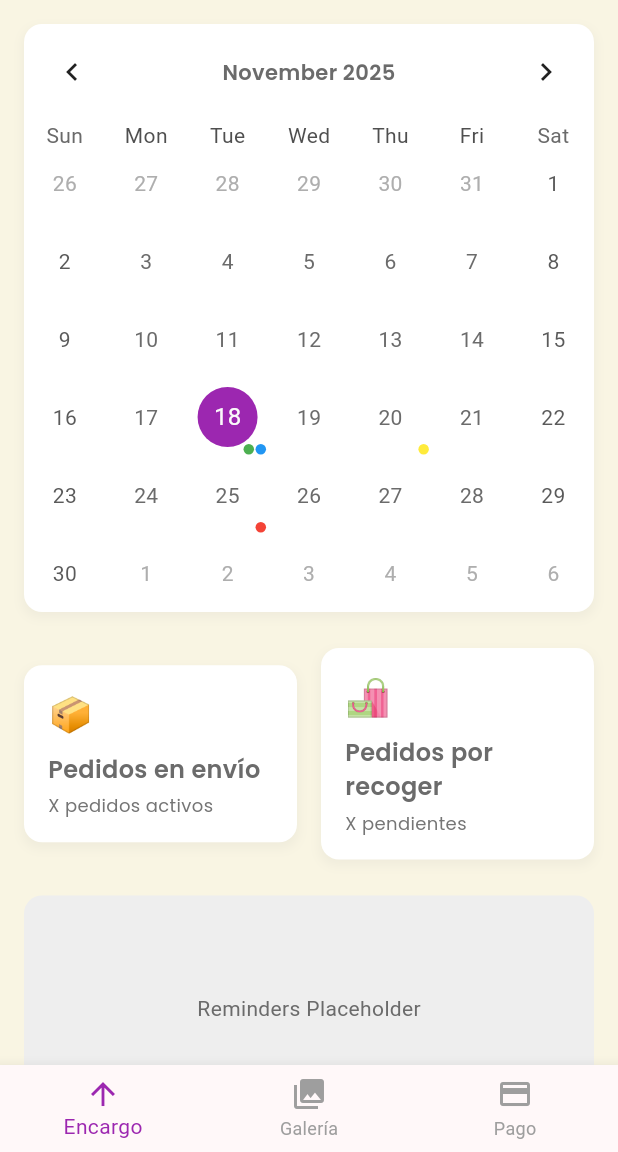
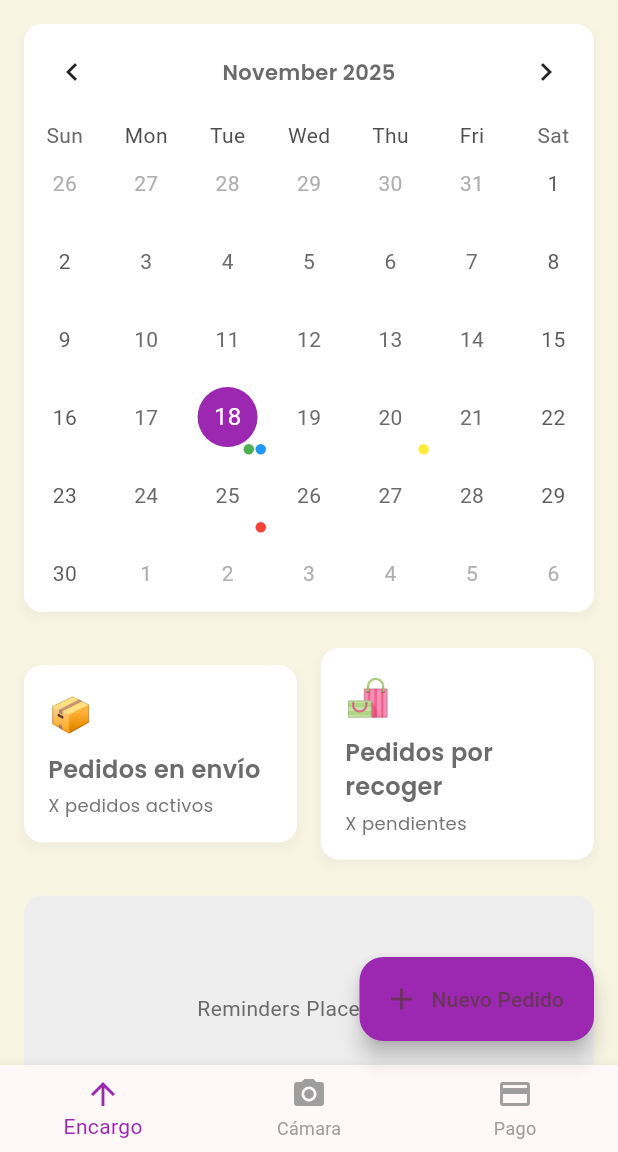
Before and after one commit to fatimacanche92-cpu/AZZUNACLON_1, a Flutter app: the HomePage screen opened by its route, on a phone screen of 412 x 824 dp, the part 84-1236 px from its top. Run offline on Flutter 3.47's test engine with Material 3 defaults, Android fonts, the phone set to English and light mode, and no system bars; drawn by our look-alikes of table_calendar; our stand-ins replace equatable, flutter_dotenv, flutter_riverpod, freezed_annotation, go_router, google_fonts and 6 more; missing offline and left inert: image_editor_plus; accounts and stored records are empty; generated files the repository leaves out were written again.

Commit message:
UI updates: Add back buttons and new order FAB

```diff
--- a/lib/features/encargo/encargo_home.dart
+++ b/lib/features/encargo/encargo_home.dart
@@ -12,6 +12,10 @@ class EncargoHomeScreen extends ConsumerWidget {
 
     return Scaffold(
       appBar: AppBar(
+        leading: IconButton(
+          icon: const Icon(Icons.arrow_back),
+          onPressed: () => context.pop(),
+        ),
         title: const Text('Crear Encargo'),
         actions: [
           TextButton(
--- a/lib/features/gallery/album_screen.dart
+++ b/lib/features/gallery/album_screen.dart
@@ -22,6 +22,10 @@ class AlbumScreen extends ConsumerWidget {
 
     return Scaffold(
       appBar: AppBar(
+        leading: IconButton(
+          icon: const Icon(Icons.arrow_back),
+          onPressed: () => Navigator.of(context).pop(),
+        ),
         title: Text(album.name),
       ),
       body: album.photos.isEmpty
--- a/lib/features/home/presentation/pages/home_page.dart
+++ b/lib/features/home/presentation/pages/home_page.dart
@@ -50,12 +50,20 @@ class _HomePageState extends ConsumerState<HomePage> {
           IconButton(
             icon: const Icon(Icons.menu),
             onPressed: () {
-              // Handle menu action
+              context.push('/profile');
             },
           ),
         ],
         backgroundColor: Colors.white,
         elevation: 0,
+      ),
+      floatingActionButton: FloatingActionButton.extended(
+        onPressed: () {
+          context.push('/encargo');
+        },
+        label: const Text('Nuevo Pedido'),
+        icon: const Icon(Icons.add),
+        backgroundColor: Colors.purple,
       ),
       body: SingleChildScrollView(
         padding: const EdgeInsets.all(16.0),
@@ -130,8 +138,8 @@ class _HomePageState extends ConsumerState<HomePage> {
             label: 'Encargo',
           ),
           BottomNavigationBarItem(
-            icon: Icon(Icons.photo_library),
-            label: 'Galería',
+            icon: Icon(Icons.camera_alt),
+            label: 'Cámara',
           ),
           BottomNavigationBarItem(
             icon: Icon(Icons.payment),
--- a/lib/features/orders/presentation/pages/pickup_orders_page.dart
+++ b/lib/features/orders/presentation/pages/pickup_orders_page.dart
@@ -41,6 +41,10 @@ class PickupOrdersPage extends StatelessWidget {
   Widget build(BuildContext context) {
     return Scaffold(
       appBar: AppBar(
+        leading: IconButton(
+          icon: const Icon(Icons.arrow_back),
+          onPressed: () => context.pop(),
+        ),
         title: Text(
           '🛍️ Pedidos por Recoger',
           style: GoogleFonts.poppins(fontWeight: FontWeight.bold),
--- a/lib/features/orders/presentation/pages/shipping_orders_page.dart
+++ b/lib/features/orders/presentation/pages/shipping_orders_page.dart
@@ -45,6 +45,10 @@ class ShippingOrdersPage extends StatelessWidget {
   Widget build(BuildContext context) {
     return Scaffold(
       appBar: AppBar(
+        leading: IconButton(
+          icon: const Icon(Icons.arrow_back),
+          onPressed: () => context.pop(),
+        ),
         title: Text(
           '📦 Pedidos en Envío',
           style: GoogleFonts.poppins(fontWeight: FontWeight.bold),
--- a/lib/features/settings/presentation/pages/profile_page.dart
+++ b/lib/features/settings/presentation/pages/profile_page.dart
@@ -203,6 +203,10 @@ class _ProfilePageState extends State<ProfilePage> {
     return Scaffold(
       backgroundColor: const Color(0xFFF3E5F5),
       appBar: AppBar(
+        leading: IconButton(
+          icon: const Icon(Icons.arrow_back, color: primaryColor),
+          onPressed: () => Navigator.of(context).pop(),
+        ),
         title: Text('Perfil', style: GoogleFonts.poppins(color: primaryColor, fontWeight: FontWeight.bold)),
         backgroundColor: Colors.transparent,
         elevation: 0,
```
Also changed, not shown: lib/features/orders/presentation/pages/order_details_page.dart (+7 -2 lines).
